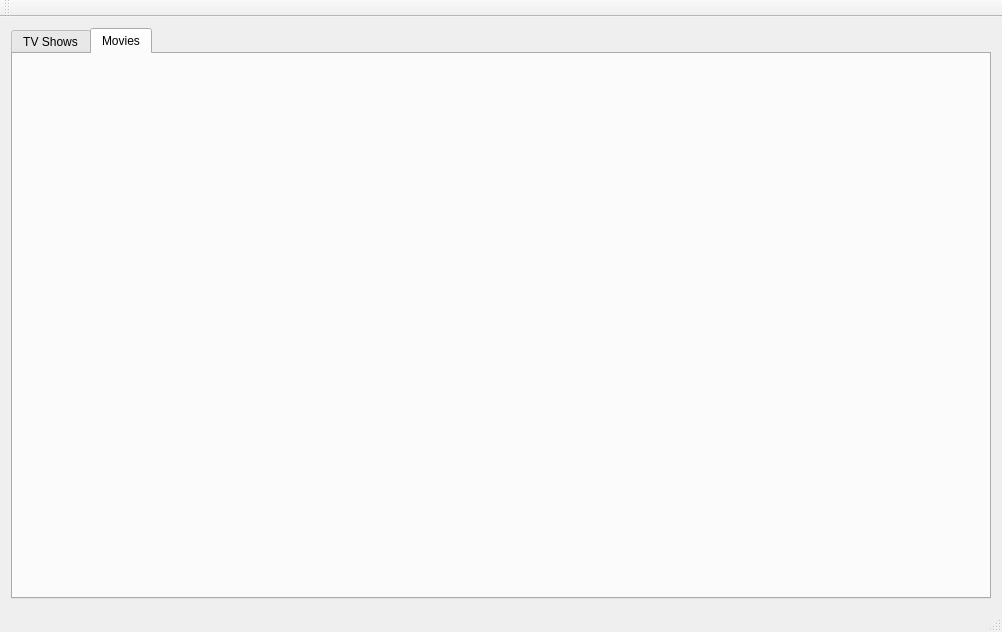
Old version of the form cmainwindow.ui in the repository birkeh/qtMultimediaDB.
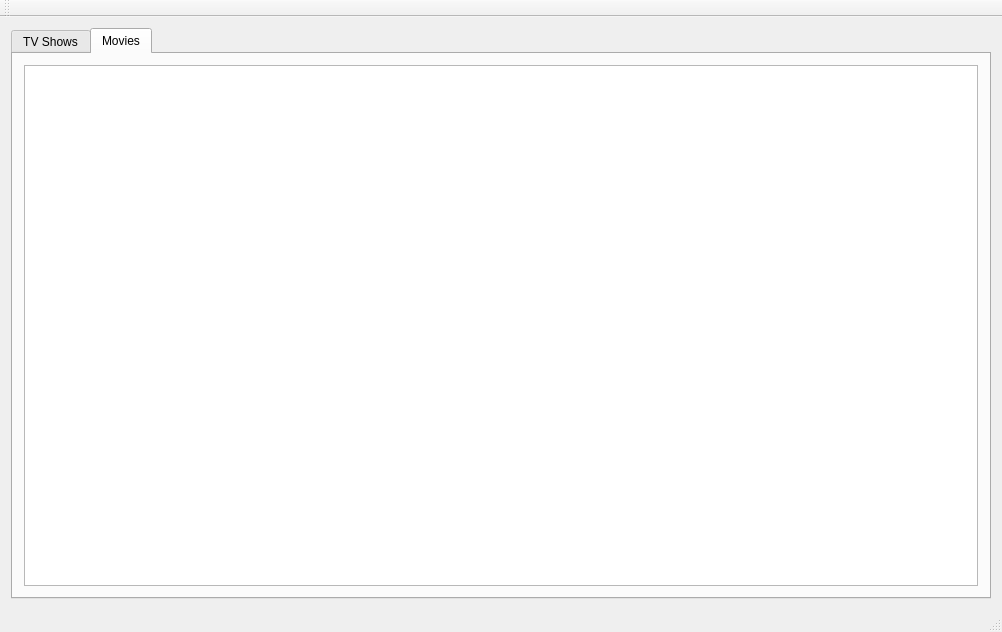
New version of the form. The open tabs and pages were chosen to show the change.

The edit to the form file:
```diff
--- a/cmainwindow.ui
+++ b/cmainwindow.ui
@@ -114,6 +114,30 @@
        <attribute name="title">
         <string>Movies</string>
        </attribute>
+       <layout class="QGridLayout" name="gridLayout_3">
+        <item row="0" column="0">
+         <widget class="QTreeView" name="m_lpMoviesList">
+          <property name="contextMenuPolicy">
+           <enum>Qt::CustomContextMenu</enum>
+          </property>
+          <property name="editTriggers">
+           <set>QAbstractItemView::NoEditTriggers</set>
+          </property>
+          <property name="alternatingRowColors">
+           <bool>true</bool>
+          </property>
+          <property name="selectionMode">
+           <enum>QAbstractItemView::ExtendedSelection</enum>
+          </property>
+          <property name="rootIsDecorated">
+           <bool>false</bool>
+          </property>
+          <property name="allColumnsShowFocus">
+           <bool>true</bool>
+          </property>
+         </widget>
+        </item>
+       </layout>
       </widget>
      </widget>
     </item>
```
Left out of the diff: 2 changed lines with no effect on the pictures.
